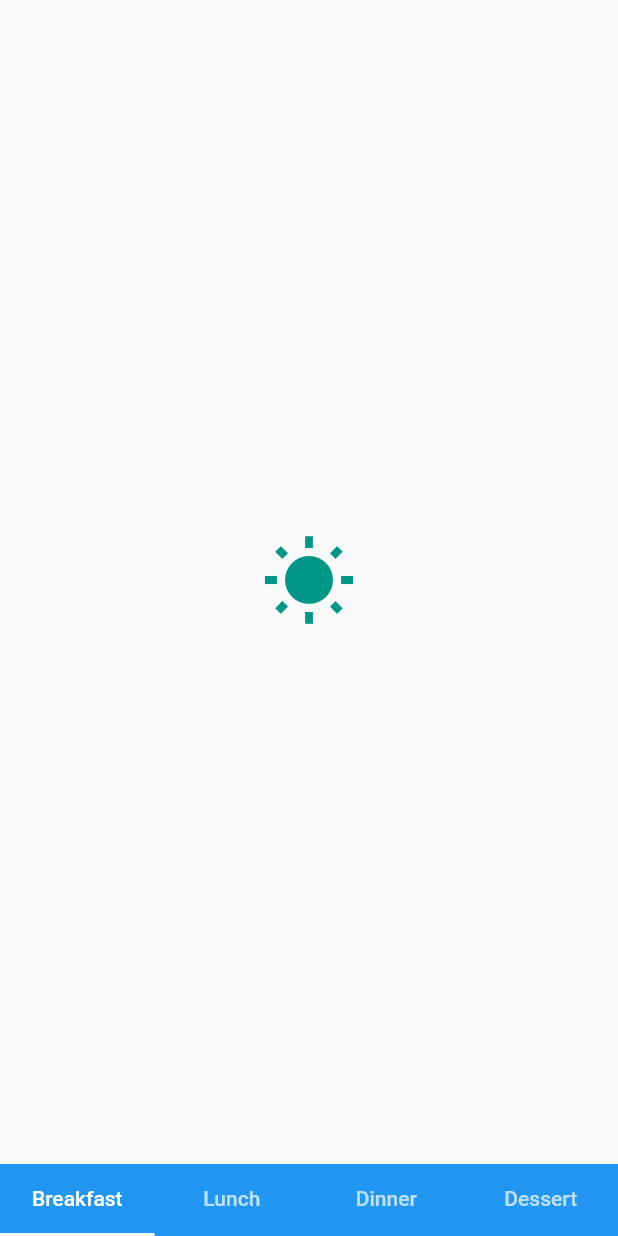
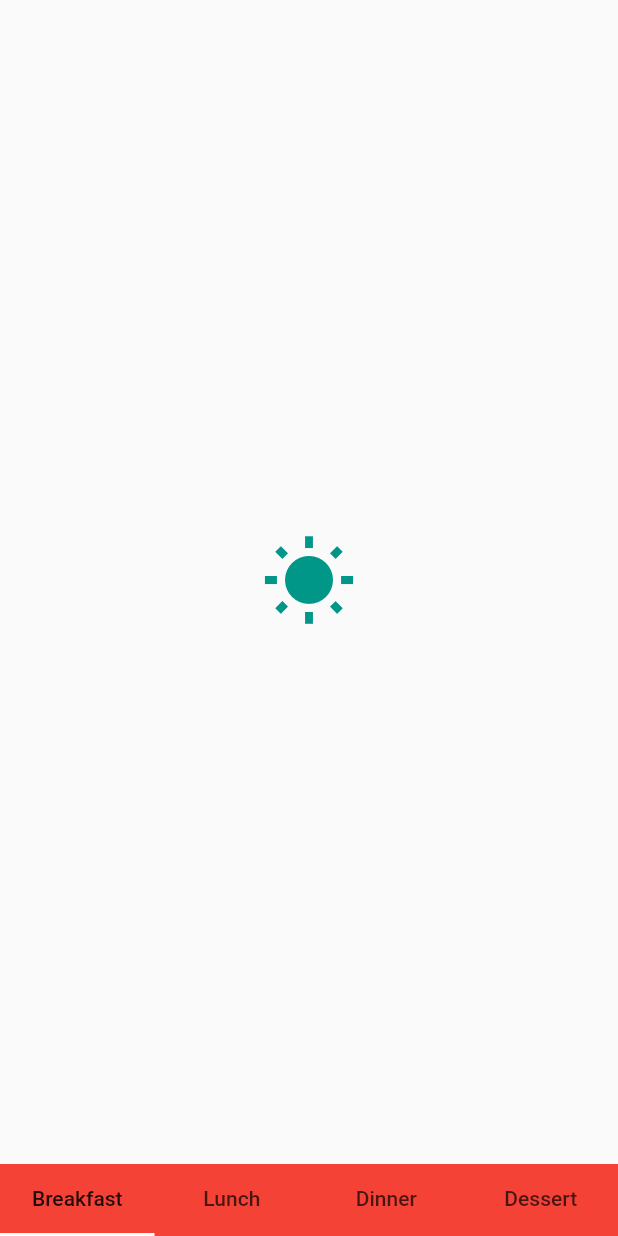
Before and after one commit to Synergy232/recipe_app, a Flutter app: the screen it shows after launch, on a phone screen of 412 x 824 dp. Run offline on Flutter 3.47's test engine with Material 2 defaults, Android fonts, the phone set to English and light mode, and no system bars.

Commit message:
updated colors

```diff
--- a/recipe_app/lib/BottomNavTabBar.dart
+++ b/recipe_app/lib/BottomNavTabBar.dart
@@ -49,7 +49,7 @@ class _BottomTabbarExampleState extends State<BottomTabbarExample>
         controller: _tabController,
       ),
       bottomNavigationBar: Material(
-        color: Colors.blue,
+        color: Colors.red,
         child: TabBar(
           tabs: _kTabs,
           controller: _tabController,
--- a/recipe_app/lib/main.dart
+++ b/recipe_app/lib/main.dart
@@ -9,7 +9,8 @@ class MyApp extends StatelessWidget {
       debugShowCheckedModeBanner: false,
       title: 'Flutter Demo',
       theme: ThemeData(
-        primarySwatch: Colors.blue,
+        primarySwatch: Colors.red,
+        primaryColor: Colors.grey,
       ),
       home: MyHomePage(title: 'Flutter Demo Home Page'),
     );
```
